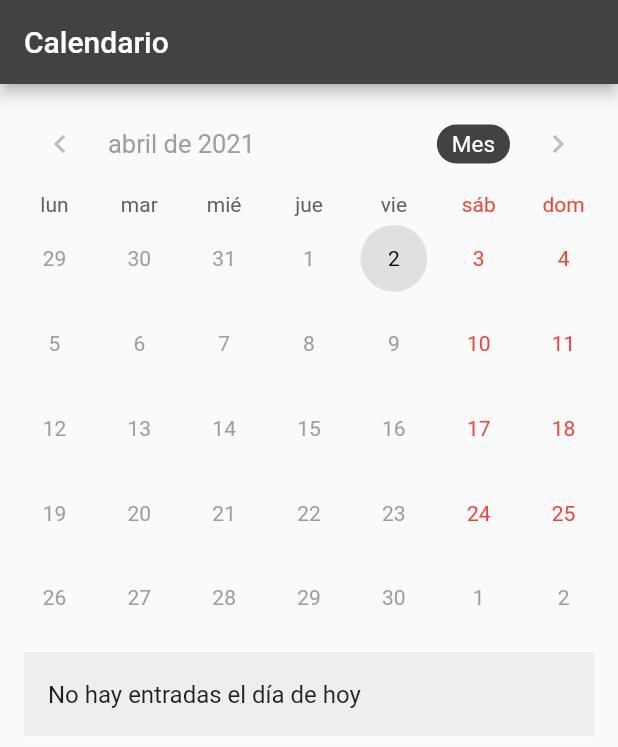
After one commit to ronal2s/app-writer, a Flutter app: the CalendarView screen opened directly, on a phone screen of 412 x 824 dp. The commit adds this screen. Shown: the top 747 px of the screen. Run offline on Flutter 3.47's test engine with Material 2 defaults, Android fonts, the phone set to English and light mode, and no system bars; drawn by our look-alikes of table_calendar; our stand-ins replace backdrop, badges, charts_flutter, flutter_map, flutter_svg, latlong and 3 more; missing offline and left inert: encrypt; accounts and stored records are empty; project files that could hold a hidden picture were left out.

Commit message:
calendar view

```diff
--- /dev/null
+++ b/lib/models/expansion_panel_item.model.dart
@@ -0,0 +1,16 @@
+import 'package:flutter/material.dart';
+
+class ExpansionPanelItem {
+  ExpansionPanelItem({
+    this.id,
+    this.title,
+    this.subtitle,
+    this.body,
+    this.isExpanded = false,
+  });
+  int id;
+  Widget title;
+  Text subtitle;
+  Widget body;
+  bool isExpanded;
+}
--- /dev/null
+++ b/lib/views/calendar/calendar.view.dart
@@ -0,0 +1,24 @@
+import 'package:cuts/utils/const.dart';
+import 'package:cuts/widgets/calendar.dart';
+import 'package:flutter/material.dart';
+
+class CalendarView extends StatelessWidget {
+  @override
+  Widget build(BuildContext context) {
+    return Scaffold(
+      appBar: AppBar(
+        title: Text('Calendario'),
+      ),
+      body: Container(
+        padding: EdgeInsets.all(DEFAULT_PADDING),
+        child: SingleChildScrollView(
+          child: Column(
+            children: [
+              MyCalendar()
+            ],
+          ),
+        ),
+      ),
+    );
+  }
+}
--- /dev/null
+++ b/lib/widgets/calendar.dart
@@ -0,0 +1,201 @@
+import 'package:cuts/models/expansion_panel_item.model.dart';
+import 'package:cuts/utils/const.dart';
+import 'package:cuts/widgets/expansion_panel.dart';
+import 'package:flutter/material.dart';
+import 'package:table_calendar/table_calendar.dart';
+import 'package:intl/intl.dart';
+
+class MyCalendar extends StatefulWidget {
+  final Function(DateTime date, List events, List holidays) onDayPressed;
+  // final Map<DateTime, List<Map<String, Widget>>> events;
+  final Map<DateTime, List<ExpansionPanelItem>> events;
+  final Map<DateTime, List> holidays;
+  final Function(DateTime day) onDayLongPressed;
+  final Function(DateTime day) onCreateEvent;
+  final Function onCalendarOpened;
+  final bool showEvents;
+  final DateTime initialSelectedDay;
+  final CalendarFormat initialCalendarFormat;
+  final Widget beforeEventsWidget;
+
+  MyCalendar(
+      {Key key,
+      this.onDayPressed,
+      this.events,
+      this.holidays,
+      this.onDayLongPressed,
+      this.onCalendarOpened,
+      this.onCreateEvent,
+      this.beforeEventsWidget = const SizedBox(),
+      this.initialCalendarFormat = CalendarFormat.month,
+      this.showEvents = true,
+      this.initialSelectedDay})
+      : super(key: key);
+
+  @override
+  _MyCalendarState createState() => _MyCalendarState();
+}
+
+class _MyCalendarState extends State<MyCalendar> with TickerProviderStateMixin {
+  AnimationController _animationController;
+  CalendarController _calendarController;
+  List selectedEvents;
+  DateFormat dateFormat = DateFormat("MM-dd");
+  DateTime selectedDay = DateTime.now();
+
+  @override
+  void initState() {
+    super.initState();
+    final selectedDay = DateTime.parse(DateTime.now().toString().split(' ')[0]);
+    selectedEvents =
+        widget.events is Map ? (widget.events[selectedDay] ?? []) : [];
+    // print(widget is Map<DateTime, List>);
+    // print(widget.events);
+    _calendarController = CalendarController();
+    _animationController = AnimationController(
+        vsync: this, duration: const Duration(milliseconds: 400));
+
+    _animationController.forward();
+  }
+
+  @override
+  void dispose() {
+    _animationController.dispose();
+    _calendarController.dispose();
+    super.dispose();
+  }
+
+  void _onDayPressed(DateTime day, List events, List holidays) {
+    // if (!day.isBefore(DateTime.now())) {
+    // if (selectedEvents.length > 0) {
+    //   setState(() {
+    //     selectedEvents = [];
+    //   });
+    // } else {
+    if (widget.onDayPressed is Function) {
+      widget.onDayPressed(day, events, holidays);
+    }
+    setState(() {
+      selectedDay = day;
+      selectedEvents = events;
+    });
+    // }
+    // } else {
+    //   setState(() {
+    //     selectedDay = day;
+    //   });
+    // }
+  }
+
+  @override
+  Widget build(BuildContext context) {
+    return SingleChildScrollView(
+      child: Column(
+        children: [
+          TableCalendar(
+            locale: 'es',
+            calendarController: _calendarController,
+            initialCalendarFormat: widget.initialCalendarFormat,
+            events: widget.events,
+            // holidays: widget.holidays,
+            // initialSelectedDay: widget.initialSelectedDay is DateTime
+            //     ? widget.initialSelectedDay
+            //     : null,
+            startingDayOfWeek: StartingDayOfWeek.monday,
+            calendarStyle: CalendarStyle(
+              selectedColor: Colors.grey[300],
+              todayColor: Colors.white,
+              markersColor: SECONDARY_COLOR,
+              todayStyle: TextStyle(
+                fontWeight: FontWeight.bold,
+                color: Colors.green,
+              ),
+              selectedStyle: TextStyle(color: Colors.black),
+              // highlightToday: false,
+              // highlightSelected: !selectedDay.isBefore(DateTime.now()),
+              // outsideDaysVisible: false,
+            ),
+            headerStyle: HeaderStyle(
+              formatButtonTextStyle:
+                  TextStyle().copyWith(color: Colors.white, fontSize: 15.0),
+              formatButtonDecoration: BoxDecoration(
+                color: PRIMARY_COLOR,
+                borderRadius: BorderRadius.circular(16.0),
+              ),
+              formatButtonShowsNext: false,
+            ),
+            availableCalendarFormats: const {
+              CalendarFormat.month: 'Mes',
+              CalendarFormat.week: 'Semana',
+            },
+            onCalendarCreated: widget.onCalendarOpened is Function
+                ? (_, __, ___) => widget.onCalendarOpened()
+                : (day, _events, holidays) {},
+            onDaySelected: _onDayPressed,
+            onDayLongPressed: widget.onDayLongPressed is Function
+                ? (day, _, __) => widget.onDayLongPressed(day)
+                : (day, _, __) {},
+          ),
+          // widget.beforeEventsWidget,
+          widget.showEvents ? buildEventList() : SizedBox(),
+        ],
+      ),
+    );
+  }
+
+  Widget buildEventList() {
+    String selectedDayOnlyDate = selectedDay.toString().split(' ')[0];
+    String dayNowOnlyDate = DateTime.now().toString().split(' ')[0];
+    return selectedEvents.length > 0
+        ? Container(
+            color: Colors.red,
+            child: Padding(
+              padding: const EdgeInsets.all(8.0),
+              child: Column(
+                children: [
+                  Container(
+                    decoration: BoxDecoration(color: Colors.grey[200]),
+                    // height: 60,
+                    child: ListTile(
+                      // title: Text('Acciones del día '),
+                      title: Text(
+                        'Acciones del ' +
+                            DateFormat.MMMMEEEEd('es').format(selectedDay),
+                      ),
+                      subtitle: Text('Acciones: ${selectedEvents.length}'),
+                      trailing: IconButton(
+                        icon: Icon(Icons.add),
+                        onPressed: () => widget.onCreateEvent(DateTime.now()),
+                      ),
+                    ),
+                  ),
+                  SizedBox(
+                    height: 20,
+                  ),
+                  MyExpansionPanel(
+                    bodyBackground: Colors.white,
+                    listItems: selectedEvents,
+                  ),
+                  SizedBox(
+                    height: DEFAULT_SPACE * 4,
+                  ),
+                  widget.beforeEventsWidget,
+                ],
+              ),
+            ),
+          )
+        : Padding(
+            padding: const EdgeInsets.all(8.0),
+            child: ListTile(
+              tileColor: Colors.grey[200],
+              title: selectedDayOnlyDate == dayNowOnlyDate
+                  ? Text('No hay entradas el día de hoy')
+                  : Text('No hay entradas este día'),
+              // trailing: IconButton(
+              //   icon: Icon(Icons.add),
+              //   onPressed: () => widget.onCreateEvent(selectedDay),
+              // ),
+            ),
+          );
+  }
+}
--- a/pubspec.yaml
+++ b/pubspec.yaml
@@ -35,6 +35,7 @@ dependencies:
   image_picker: any
   badges: ^1.1.6
   backdrop: ^0.6.0
+  table_calendar: ^2.3.3
 
   # The following adds the Cupertino Icons font to your application.
   # Use with the CupertinoIcons class for iOS style icons.
```
Also changed, not shown: lib/views/container/container.view.dart (+8 -0 lines), lib/views/record/record.view.dart (added, +23 -0 lines), lib/widgets/expansion_panel.dart (added, +97 -0 lines), pubspec.lock.
